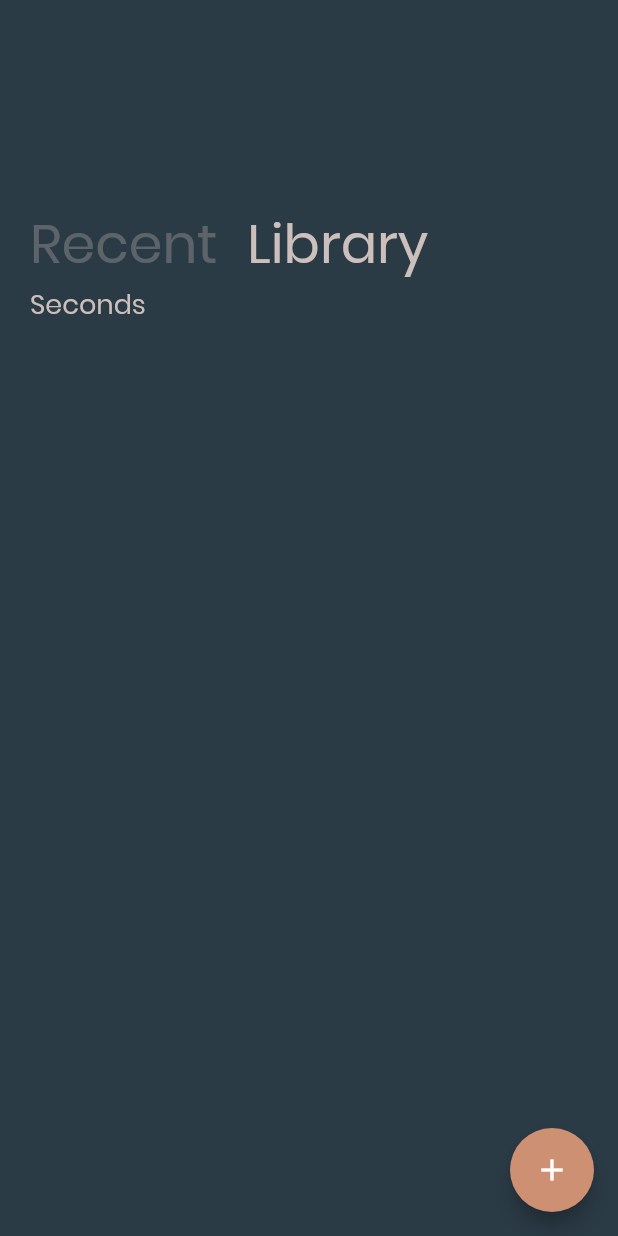
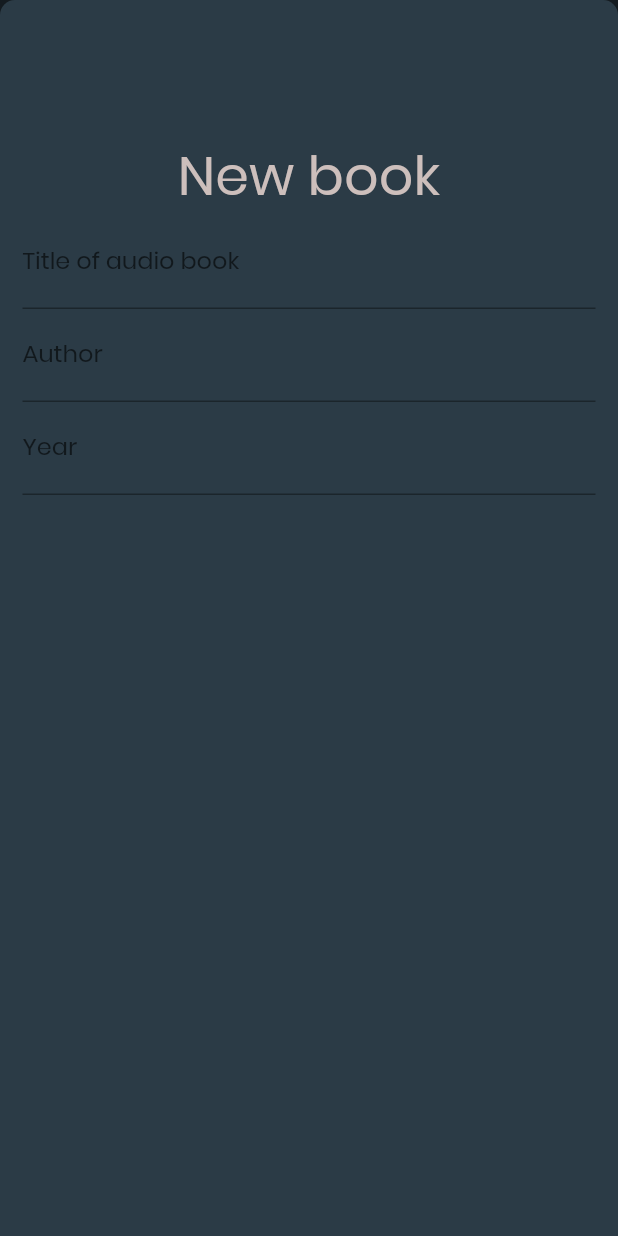
Before and after one commit to nCally/_earshot, a Flutter app: the screen it shows after launch, after a tap on the "add" icon, on a phone screen of 412 x 824 dp. Run offline on Flutter 3.47's test engine with Material 2 defaults, Android fonts, the phone set to English and light mode, and no system bars; our stand-ins replace sqflite; accounts and stored records are empty.

Commit message:
still learning

```diff
--- /dev/null
+++ b/lib/db/book-model.dart
@@ -0,0 +1,17 @@
+import 'package:Earshot/db/db.dart';
+
+class Books {
+  int id;
+  String title;
+  String author;
+  String year;
+
+  Books({this.id, this.title, this.author, this.year});
+
+  Books.fromJson(Map<String, dynamic> json) {
+    this.id = json[DatabaseCreator.id];
+    this.title = json[DatabaseCreator.title];
+    this.author = json[DatabaseCreator.author];
+    this.year = json[DatabaseCreator.year];
+  }
+}
--- /dev/null
+++ b/lib/db/db.dart
@@ -0,0 +1,97 @@
+import 'dart:io';
+
+import 'package:Earshot/db/book-model.dart';
+import 'package:path/path.dart';
+import 'package:sqflite/sqflite.dart';
+
+Database db;
+
+class DatabaseCreator {
+  static const booksTable = 'books';
+  static const id = 'id';
+  static const title = 'title';
+  static const author = 'author';
+  static const year = 'year';
+
+  Future<void> createBooksTable(Database db) async {
+    final createSql = '''
+    CREATE TABLE $booksTable
+    (
+      $id INTEGER PRIMARY KEY,
+      $title TEXT,
+      $author TEXT,
+      $year TEXT
+    )
+    ''';
+
+    await db.execute(createSql);
+  }
+
+// Get the database path
+  Future<String> getDbPath(String dbName) async {
+    final dbPath = await getDatabasesPath();
+    final path = join(dbPath, dbName);
+
+    // check if the db already exists
+    if (await Directory(dirname(path)).exists()) {
+      // maybe remove it
+      //await deleteDatabase(path);
+    } else {
+      await Directory(dirname(path)).create(recursive: true);
+    }
+
+    return path;
+  }
+
+// Initialize the database here
+  Future<void> initDb() async {
+    final path = await getDbPath('books');
+    db = await openDatabase(path, version: 1, onCreate: createDb);
+    print(db);
+  }
+
+// Create onCreate
+  Future<void> createDb(Database db, int version) async {
+    await createBooksTable(db);
+  }
+}
+
+class DBFunctions {
+  static Future<List<Books>> getAllBooks() async {
+    final sql = '''
+    SELECT * FROM ${DatabaseCreator.booksTable}
+    ''';
+
+    final data = await db.rawQuery(sql);
+
+    List<Books> books = List();
+
+    for (final node in data) {
+      final book = Books.fromJson(node);
+      books.add(book);
+    }
+
+    return books;
+  }
+
+  static Future<void> addBook(Books books) async {
+    final sql = '''
+    INSERT INTO ${DatabaseCreator.booksTable}
+    (
+      ${DatabaseCreator.id},
+      ${DatabaseCreator.title},
+      ${DatabaseCreator.author},
+      ${DatabaseCreator.year}
+    )
+    VALUES (?,?,?,?)
+    ''';
+
+    List<dynamic> params = [books.id, books.title, books.author, books.year];
+    final result = await db.rawInsert(sql, params);
+    if (result == 1) {
+      print('success');
+    } else {
+      print('failed');
+    }
+  }
+}
--- a/lib/main.dart
+++ b/lib/main.dart
@@ -1,9 +1,13 @@
+import 'package:Earshot/db/book-model.dart';
+import 'package:Earshot/db/db.dart';
+import 'package:Earshot/new-book-form.dart';
 import 'package:flutter/material.dart';
-import 'package:Earshot/services/db.dart';
 
 void main() async {
   WidgetsFlutterBinding.ensureInitialized();
-  await DB.init();
+
+  await DatabaseCreator().initDb();
+
   return runApp(EarshotApp());
 }
 
@@ -11,11 +15,13 @@ class EarshotApp extends StatelessWidget {
   @override
   Widget build(BuildContext context) {
     return MaterialApp(
+      debugShowCheckedModeBanner: false,
       title: 'EarShot',
       theme: ThemeData(
           fontFamily: 'Poppins',
           primaryColor: const Color(0XFF2B3B46),
           accentColor: const Color(0XFFCE9073),
+          canvasColor: Colors.transparent,
           textTheme: TextTheme(
               body1: TextStyle(fontSize: 36, color: const Color(0XFFCDBFBC)),
               body2: TextStyle(fontSize: 18, color: const Color(0XFFCDBFBC)))),
@@ -31,11 +37,37 @@ class HomeScreen extends StatefulWidget {
 
 class _HomeScreenState extends State<HomeScreen> {
   bool _current = true;
+  Future<List<Books>> booksList;
 
   void setCurrent() {
     setState(() {
       _current = !_current;
     });
+  }
+
+  @override
+  void initState() {
+    super.initState();
+    booksList = DBFunctions.getAllBooks();
+  }
+
+  void _openNewBookModal() {
+    showModalBottomSheet(
+        context: context,
+        isScrollControlled: true,
+        builder: (builder) {
+          return Container(
+            color: Colors.transparent,
+            child: Container(
+              decoration: BoxDecoration(
+                  color: Theme.of(context).primaryColor,
+                  borderRadius: BorderRadius.only(
+                      topLeft: const Radius.circular(10.0),
+                      topRight: const Radius.circular(10.0))),
+              child: NewBookForm(),
+            ),
+          );
+        });
   }
 
   @override
@@ -54,7 +86,15 @@ class _HomeScreenState extends State<HomeScreen> {
                       Column(
                         children: <Widget>[
                           GestureDetector(
-                            onTap: () {
+                            onTap: () async {
+                              /* Books newBook = Books(
+                                  id: 1,
+                                  title:
+                                      'Essentialism: Disciplined pursuit of less',
+                                  author: 'Greg Mckeown',
+                                  year: '2004');
+                              await DBFunctions.addBook(newBook); */
+
                               setState(() {
                                 _current = true;
                               });
@@ -100,12 +140,7 @@ class _HomeScreenState extends State<HomeScreen> {
             )),
       ),
       floatingActionButton: FloatingActionButton(
-        onPressed: () {
-          DB.getBooks();
-          setState(() {
-            _current = !_current;
-          });
-        },
+        onPressed: _openNewBookModal,
         child: Icon(
           Icons.add,
           color: Colors.white,
@@ -116,40 +151,20 @@ class _HomeScreenState extends State<HomeScreen> {
 
   Widget _currentChild() {
     if (_current == true) {
+      return Expanded(flex: 1, child: Text(''));
+    } else {
       return Expanded(
           flex: 1,
-          child: ListView(
-            children: <Widget>[
-              Wrap(
-                children: <Widget>[
-                  Column(
-                    children: <Widget>[
-                      Text(
-                        "First",
-                        style: Theme.of(context).textTheme.body2,
-                      )
-                    ],
-                  )
-                ],
-              )
-            ],
+          child: FutureBuilder(
+            future: booksList,
+            builder: (context, snapshot) {
+              if (snapshot.hasData) {
+                return SizedBox();
+              } else {
+                return SizedBox();
+              }
+            },
           ));
-    } else {
-      return Expanded(
-        flex: 1,
-        child: ListView(
-          children: <Widget>[
-            Wrap(
-              children: <Widget>[
-                Text(
-                  "Seconds",
-                  style: Theme.of(context).textTheme.body2,
-                )
-              ],
-            )
-          ],
-        ),
-      );
     }
   }
 }
--- a/lib/models/index.dart
+++ /dev/null
@@ -1,11 +0,0 @@
-class Books {
-  final int id;
-  final String title;
-  final String author;
-
-  Books({this.id, this.title, this.author});
-
-  Map<String, dynamic> toMap() {
-    return {'id': id, 'title': title, 'author': author};
-  }
-}
--- /dev/null
+++ b/lib/new-book-form.dart
@@ -0,0 +1,43 @@
+import 'package:flutter/material.dart';
+
+class NewBookForm extends StatefulWidget {
+  @override
+  _NewBookForm createState() => _NewBookForm();
+}
+
+class _NewBookForm extends State<NewBookForm> {
+  final _formKey = GlobalKey<FormState>();
+
+  @override
+  Widget build(BuildContext context) {
+    return Form(
+      key: _formKey,
+      child: Container(
+        padding: EdgeInsets.all(15.0),
+        child: Form(
+          child: Column(
+            children: <Widget>[
+              SizedBox(
+                height: 75.0,
+              ),
+              Text('New book'),
+              TextFormField(
+                style: TextStyle(color: Colors.white),
+                decoration: InputDecoration(
+                  fillColor: Colors.white,
+                  labelText: 'Title of audio book',
+                ),
+              ),
+              TextFormField(
+                decoration: InputDecoration(labelText: 'Author'),
+              ),
+              TextFormField(
+                decoration: InputDecoration(labelText: 'Year'),
+              ),
+            ],
+          ),
+        ),
+      ),
+    );
+  }
+}
--- a/lib/services/db.dart
+++ /dev/null
@@ -1,41 +0,0 @@
-import 'dart:async';
-
-import 'package:Earshot/models/index.dart';
-import 'package:sqflite/sqflite.dart';
-
-class DB {
-  static Database _db;
-  static int get _version => 1;
-
-  static Future<void> init() async {
-    if (_db != null) {
-      return;
-    }
-
-    try {
-      String _path = await getDatabasesPath() + 'example';
-      _db = await openDatabase(_path, version: _version, onCreate: onCreate);
-    } catch (e) {
-      print(e);
-    }
-  }
-
-  static void onCreate(Database db, int version) async {
-    return await db.execute(
-        'CREATE TABLE books(id INTEGER PRIMARY KEY, title TEXT, author TEXT)');
-  }
-
-  static Future<void> insertBook(Books books) async {
-    await _db.insert('books', books.toMap(),
-        conflictAlgorithm: ConflictAlgorithm.replace);
-  }
-
-  static Future<List<Books>> getBooks() async {
-    final List<Map<String, dynamic>> map = await _db.query('books');
-
-    return List.generate(map.length, (i) {
-      return Books(
-          id: map[i]['id'], title: map[i]['title'], author: map[i]['author']);
-    });
-  }
-}
```
Also changed, not shown: lib/main-first.dart (deleted, +0 -111 lines).
